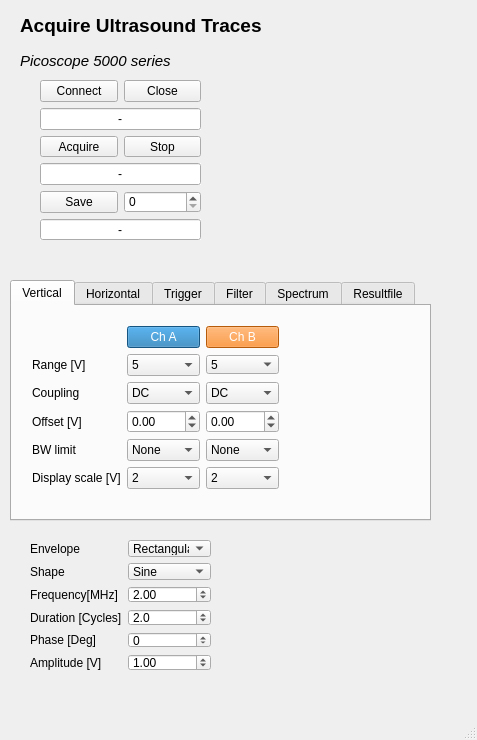
This is acquire-ultrasound/python/code/aquire_ultrasound_gui.ui in Lars27/ultrasound-measurements as Qt 5 draws it before an edit. The edited form follows.
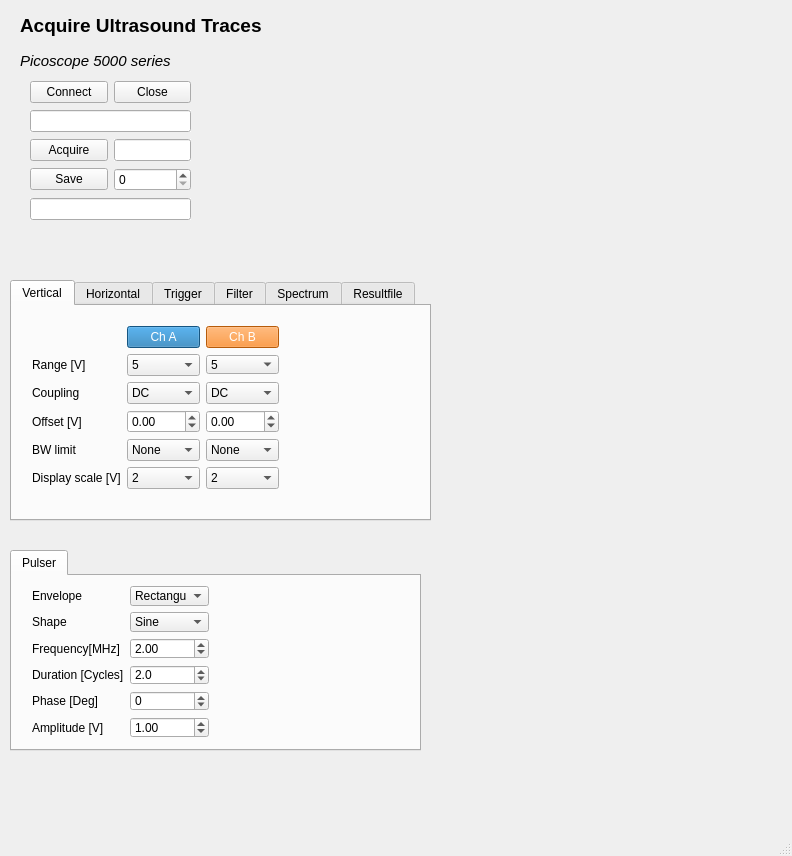
This is the edited form. The open tabs and pages were chosen to show the change.

```diff
--- a/acquire-ultrasound/python/code/aquire_ultrasound_gui.ui
+++ b/acquire-ultrasound/python/code/aquire_ultrasound_gui.ui
@@ -9,8 +9,8 @@
    <rect>
     <x>0</x>
     <y>0</y>
-    <width>477</width>
-    <height>740</height>
+    <width>792</width>
+    <height>856</height>
    </rect>
   </property>
   <property name="cursor">
@@ -1473,10 +1473,10 @@
    <widget class="QWidget" name="gridLayoutWidget">
     <property name="geometry">
      <rect>
-      <x>40</x>
+      <x>30</x>
       <y>80</y>
       <width>161</width>
-      <height>160</height>
+      <height>141</height>
      </rect>
     </property>
     <layout class="QGridLayout" name="gridLayout">
@@ -1493,16 +1493,6 @@
        </property>
       </widget>
      </item>
-     <item row="2" column="1">
-      <widget class="QPushButton" name="stop_button">
-       <property name="styleSheet">
-        <string notr="true"/>
-       </property>
-       <property name="text">
-        <string>Stop</string>
-       </property>
-      </widget>
-     </item>
      <item row="4" column="0">
       <widget class="QPushButton" name="save_button">
        <property name="maximumSize">
@@ -1539,12 +1529,21 @@
        <property name="text">
         <string>Acquire</string>
        </property>
+       <property name="checkable">
+        <bool>true</bool>
+       </property>
+       <property name="checked">
+        <bool>false</bool>
+       </property>
+       <property name="flat">
+        <bool>false</bool>
+       </property>
       </widget>
      </item>
      <item row="5" column="0" colspan="2">
       <widget class="QLineEdit" name="resultfile_Edit">
        <property name="sizePolicy">
-        <sizepolicy hsizetype="Preferred" vsizetype="Preferred">
+        <sizepolicy hsizetype="Expanding" vsizetype="Fixed">
          <horstretch>0</horstretch>
          <verstretch>0</verstretch>
         </sizepolicy>
@@ -1565,7 +1564,7 @@
         <locale language="English" country="UnitedKingdom"/>
        </property>
        <property name="text">
-        <string>-</string>
+        <string/>
        </property>
        <property name="alignment">
         <set>Qt::AlignCenter</set>
@@ -1594,25 +1593,6 @@
        </property>
       </widget>
      </item>
-     <item row="3" column="0" colspan="2">
-      <widget class="QLineEdit" name="status_Edit">
-       <property name="autoFillBackground">
-        <bool>true</bool>
-       </property>
-       <property name="styleSheet">
-        <string notr="true"/>
-       </property>
-       <property name="locale">
-        <locale language="English" country="UnitedKingdom"/>
-       </property>
-       <property name="text">
-        <string>-</string>
-       </property>
-       <property name="alignment">
-        <set>Qt::AlignCenter</set>
-       </property>
-      </widget>
-     </item>
      <item row="1" column="0" colspan="2">
       <widget class="QLineEdit" name="connected_Edit">
        <property name="autoFillBackground">
@@ -1625,7 +1605,26 @@
         <locale language="English" country="UnitedKingdom"/>
        </property>
        <property name="text">
-        <string>-</string>
+        <string/>
+       </property>
+       <property name="alignment">
+        <set>Qt::AlignCenter</set>
+       </property>
+      </widget>
+     </item>
+     <item row="2" column="1">
+      <widget class="QLineEdit" name="status_Edit">
+       <property name="autoFillBackground">
+        <bool>true</bool>
+       </property>
+       <property name="styleSheet">
+        <string notr="true"/>
+       </property>
+       <property name="locale">
+        <locale language="English" country="UnitedKingdom"/>
+       </property>
+       <property name="text">
+        <string/>
        </property>
        <property name="alignment">
         <set>Qt::AlignCenter</set>
@@ -1634,13 +1633,29 @@
      </item>
     </layout>
    </widget>
+   <widget class="QTabWidget" name="tabWidget">
+    <property name="geometry">
+     <rect>
+      <x>10</x>
+      <y>550</y>
+      <width>411</width>
+      <height>201</height>
+     </rect>
+    </property>
+    <property name="currentIndex">
+     <number>0</number>
+    </property>
+    <widget class="QWidget" name="tab_3">
+     <attribute name="title">
+      <string>Pulser</string>
+     </attribute>
    <widget class="QWidget" name="formLayoutWidget_5">
     <property name="geometry">
      <rect>
-      <x>30</x>
-      <y>540</y>
-      <width>181</width>
-      <height>131</height>
+        <x>20</x>
+        <y>10</y>
+        <width>177</width>
+        <height>152</height>
      </rect>
     </property>
     <layout class="QFormLayout" name="formLayout_6">
@@ -1882,6 +1897,8 @@
       </widget>
      </item>
     </layout>
+     </widget>
+    </widget>
    </widget>
   </widget>
   <widget class="QStatusBar" name="statusBar"/>
```
Left out of the diff: 2 changed lines with no effect on the pictures. Lines whose indentation alone changed are shown as unchanged.
